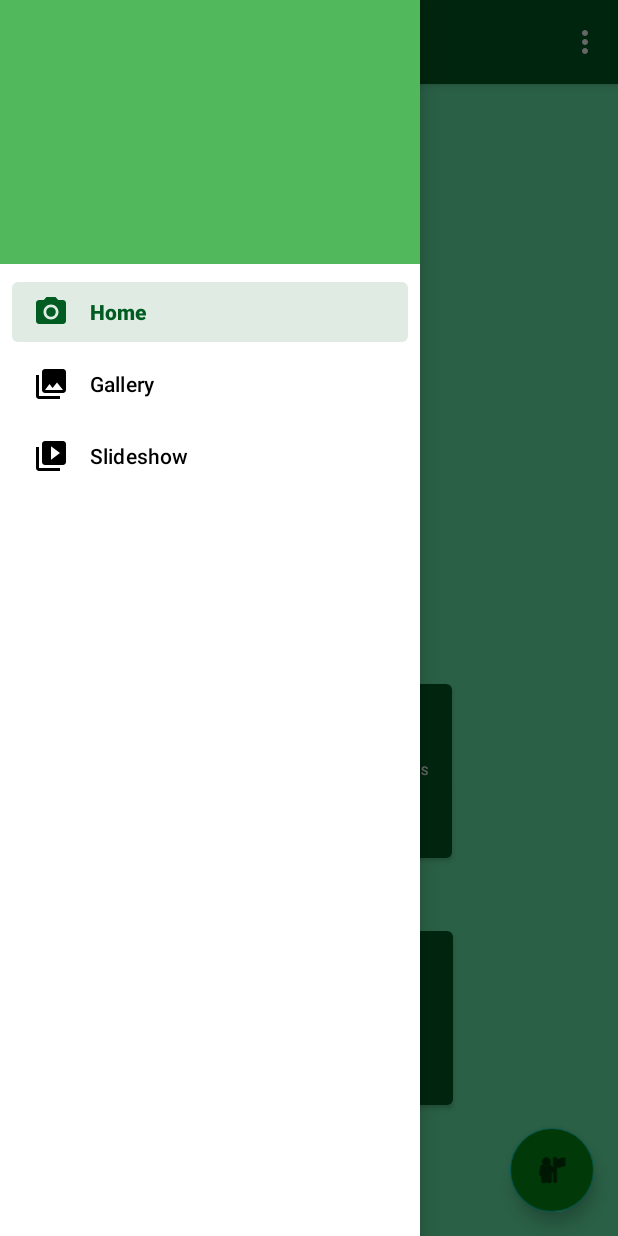
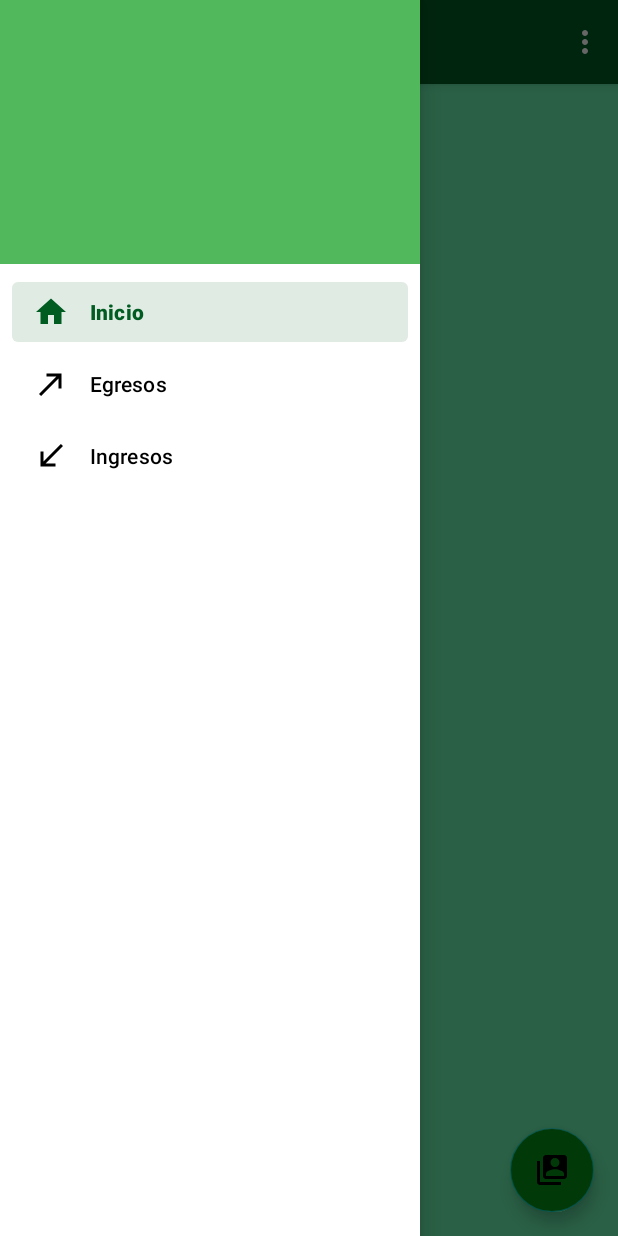
Before and after one commit to Uriel099/coin_rabbit, an Android app: the screen it shows after launch once a user with an empty profile is signed in (MenuActivity), with the side drawer open, on a phone screen of 412 x 824 dp. Run offline under Robolectric (Android 15) with nearby library versions, the phone set to English and light mode, and no system bars; our stand-ins replace Firebase (no records; nobody signed in at launch, a user with empty details on screens opened directly), Volley, navigation-ui; libraries missing offline, so code that uses them is left out: com.github.mikephil.charting; 7 statements that could not run were skipped.

Commit message:
Iconos nuevos nombres de barra

```diff
--- a/app/src/main/java/com/example/coinrabit/Charts.java
+++ b/app/src/main/java/com/example/coinrabit/Charts.java
@@ -138,7 +138,7 @@ public class Charts {
 
     private DataSet getData(DataSet dataSet){
         dataSet.setColors(colors);
-        dataSet.setValueTextColor(Color.WHITE);
+        dataSet.setValueTextColor(Color.BLACK);
         dataSet.setValueTextSize(15);
         return dataSet;
     }
--- a/app/src/main/java/com/example/coinrabit/ui/home/HomeFragment.java
+++ b/app/src/main/java/com/example/coinrabit/ui/home/HomeFragment.java
@@ -10,6 +10,7 @@ import android.widget.Toast;
 import androidx.annotation.NonNull;
 import androidx.annotation.Nullable;
 import androidx.fragment.app.Fragment;
+import androidx.fragment.app.FragmentTransaction;
 import androidx.lifecycle.Observer;
 import androidx.lifecycle.ViewModelProvider;
 
@@ -19,6 +20,7 @@ import com.android.volley.toolbox.Volley;
 import com.example.coinrabit.Charts;
 import com.example.coinrabit.R;
 
+import com.example.coinrabit.ui.gallery.GalleryFragment;
 import com.google.firebase.auth.FirebaseAuth;
 import com.google.firebase.auth.FirebaseUser;
 
@@ -43,8 +45,8 @@ public class HomeFragment extends Fragment {
         charts.createCharts();
         firebaseAuth = FirebaseAuth.getInstance();
         FirebaseUser user = firebaseAuth.getCurrentUser();
-        textView.setText("Bienvenido");
-        textViewNombre.setText(user.getDisplayName());
+        textView.setText("Bienvenido "+user.getDisplayName());
+        //textViewNombre.setText(user.getDisplayName());
 
 
         homeViewModel.getText().observe(getViewLifecycleOwner(), new Observer<String>() {
@@ -54,8 +56,15 @@ public class HomeFragment extends Fragment {
             }
         });
 
-
         return root;
     }
 
+    public void onClick(View v){
+        Fragment someFragment = new GalleryFragment();
+        FragmentTransaction transaction = getFragmentManager().beginTransaction();
+        transaction.replace(R.id.nav_gallery, someFragment ); // give your fragment container id in first parameter
+        transaction.addToBackStack(null);  // if written, this transaction will be added to backstack
+        transaction.commit();
+    }
+
 }
--- a/app/src/main/java/com/example/coinrabit/ui/slideshow/SlideshowFragment.java
+++ b/app/src/main/java/com/example/coinrabit/ui/slideshow/SlideshowFragment.java
@@ -23,6 +23,11 @@ public class SlideshowFragment extends Fragment {
         slideshowViewModel =
                 new ViewModelProvider(this).get(SlideshowViewModel.class);
         View root = inflater.inflate(R.layout.fragment_slideshow, container, false);
+
+
+
+
+
         final TextView textView = root.findViewById(R.id.text_slideshow);
         slideshowViewModel.getText().observe(getViewLifecycleOwner(), new Observer<String>() {
             @Override
--- /dev/null
+++ b/app/src/main/res/drawable/ic_call_made_black_24dp.xml
@@ -0,0 +1,9 @@
+<vector xmlns:android="http://schemas.android.com/apk/res/android"
+    android:width="24dp"
+    android:height="24dp"
+    android:viewportWidth="24"
+    android:viewportHeight="24">
+  <path
+      android:pathData="M9,5v2h6.59L4,18.59 5.41,20 17,8.41V15h2V5z"
+      android:fillColor="#000000"/>
+</vector>
--- /dev/null
+++ b/app/src/main/res/drawable/ic_call_received_black_24dp.xml
@@ -0,0 +1,9 @@
+<vector xmlns:android="http://schemas.android.com/apk/res/android"
+    android:width="24dp"
+    android:height="24dp"
+    android:viewportWidth="24"
+    android:viewportHeight="24">
+  <path
+      android:pathData="M20,5.41L18.59,4 7,15.59V9H5v10h10v-2H8.41z"
+      android:fillColor="#000000"/>
+</vector>
--- /dev/null
+++ b/app/src/main/res/drawable/ic_home_black_24dp.xml
@@ -0,0 +1,9 @@
+<vector xmlns:android="http://schemas.android.com/apk/res/android"
+    android:width="24dp"
+    android:height="24dp"
+    android:viewportWidth="24"
+    android:viewportHeight="24">
+  <path
+      android:pathData="M10,20v-6h4v6h5v-8h3L12,3 2,12h3v8z"
+      android:fillColor="#000000"/>
+</vector>
--- /dev/null
+++ b/app/src/main/res/drawable/ic_switch_account_black_24dp.xml
@@ -0,0 +1,9 @@
+<vector xmlns:android="http://schemas.android.com/apk/res/android"
+    android:width="24dp"
+    android:height="24dp"
+    android:viewportWidth="24"
+    android:viewportHeight="24">
+  <path
+      android:pathData="M4,6L2,6v14c0,1.1 0.9,2 2,2h14v-2L4,20L4,6zM20,2L8,2c-1.1,0 -2,0.9 -2,2v12c0,1.1 0.9,2 2,2h12c1.1,0 2,-0.9 2,-2L22,4c0,-1.1 -0.9,-2 -2,-2zM14,4c1.66,0 3,1.34 3,3s-1.34,3 -3,3 -3,-1.34 -3,-3 1.34,-3 3,-3zM20,16L8,16v-1.5c0,-1.99 4,-3 6,-3s6,1.01 6,3L20,16z"
+      android:fillColor="#000000"/>
+</vector>
--- a/app/src/main/res/layout/app_bar_main.xml
+++ b/app/src/main/res/layout/app_bar_main.xml
@@ -29,6 +29,6 @@
         android:layout_gravity="bottom|end"
         android:layout_margin="@dimen/fab_margin"
         android:backgroundTint="#038F15"
-        app:srcCompat="@android:drawable/ic_menu_myplaces" />
+        app:srcCompat="@drawable/ic_switch_account_black_24dp" />
 
 </androidx.coordinatorlayout.widget.CoordinatorLayout>
--- a/app/src/main/res/layout/fragment_gallery.xml
+++ b/app/src/main/res/layout/fragment_gallery.xml
@@ -13,7 +13,7 @@
         android:layout_height="372dp"
         android:layout_marginStart="1dp"
         android:layout_marginEnd="1dp"
-        android:layout_marginBottom="68dp"
+        android:layout_marginBottom="252dp"
         app:layout_constraintBottom_toBottomOf="parent"
         app:layout_constraintEnd_toEndOf="parent"
         app:layout_constraintHorizontal_bias="0.495"
--- a/app/src/main/res/menu/activity_main_drawer.xml
+++ b/app/src/main/res/menu/activity_main_drawer.xml
@@ -6,15 +6,15 @@
     <group android:checkableBehavior="single">
         <item
             android:id="@+id/nav_home"
-            android:icon="@drawable/ic_menu_camera"
+            android:icon="@drawable/ic_home_black_24dp"
             android:title="@string/menu_home" />
         <item
             android:id="@+id/nav_gallery"
-            android:icon="@drawable/ic_menu_gallery"
+            android:icon="@drawable/ic_call_made_black_24dp"
             android:title="@string/menu_gallery" />
         <item
             android:id="@+id/nav_slideshow"
-            android:icon="@drawable/ic_menu_slideshow"
+            android:icon="@drawable/ic_call_received_black_24dp"
             android:title="@string/menu_slideshow" />
     </group>
 </menu>
--- a/app/src/main/res/menu/menu.xml
+++ b/app/src/main/res/menu/menu.xml
@@ -3,7 +3,9 @@
     xmlns:app="http://schemas.android.com/apk/res-auto">
     <item
         android:id="@+id/action_settings"
+        android:icon="@drawable/ic_transit_enterexit_black_24dp"
+        android:onClick="methodname"
         android:orderInCategory="100"
-        android:title="@string/action_settings"
+        android:title="Movimientos"
         app:showAsAction="never" />
 </menu>
--- a/app/src/main/res/values/strings.xml
+++ b/app/src/main/res/values/strings.xml
@@ -23,7 +23,7 @@
     <string name="nav_header_desc">Navigation header</string>
     <string name="action_settings">Settings</string>
 
-    <string name="menu_home">Home</string>
-    <string name="menu_gallery">Gallery</string>
-    <string name="menu_slideshow">Slideshow</string>
+    <string name="menu_home">Inicio</string>
+    <string name="menu_gallery">Egresos</string>
+    <string name="menu_slideshow">Ingresos</string>
 </resources>
```
Also changed, not shown: app/src/main/AndroidManifest.xml (+3 -4 lines), app/src/main/java/com/example/coinrabit/MenuActivity.java (+5 -2 lines), app/src/main/java/com/example/coinrabit/MovimientosActivity.java (added, +14 -0 lines), app/src/main/res/layout/activity_movimientos.xml (added, +9 -0 lines), app/src/main/res/layout/fragment_home.xml (+8 -6 lines).
